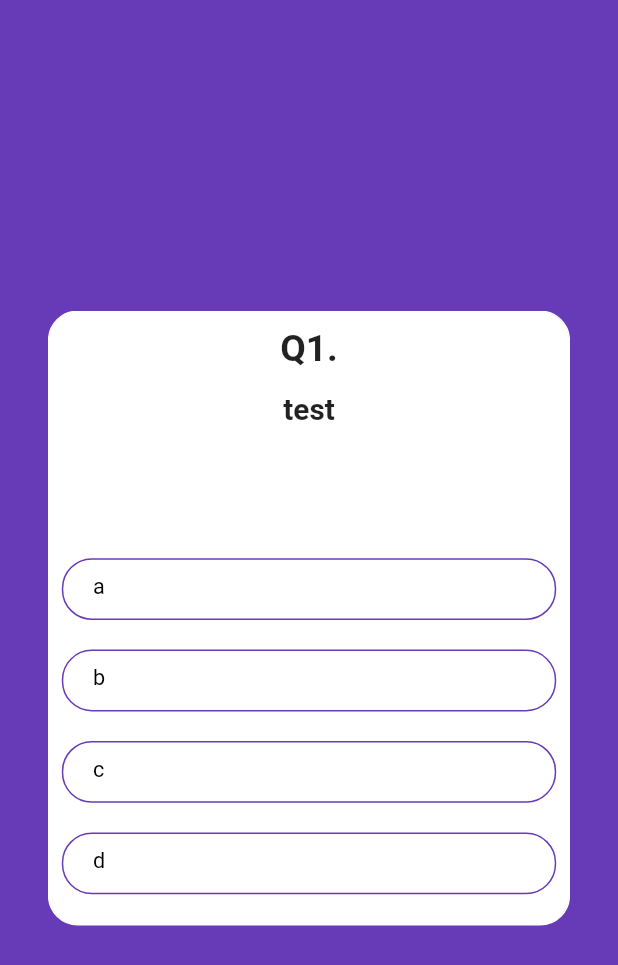
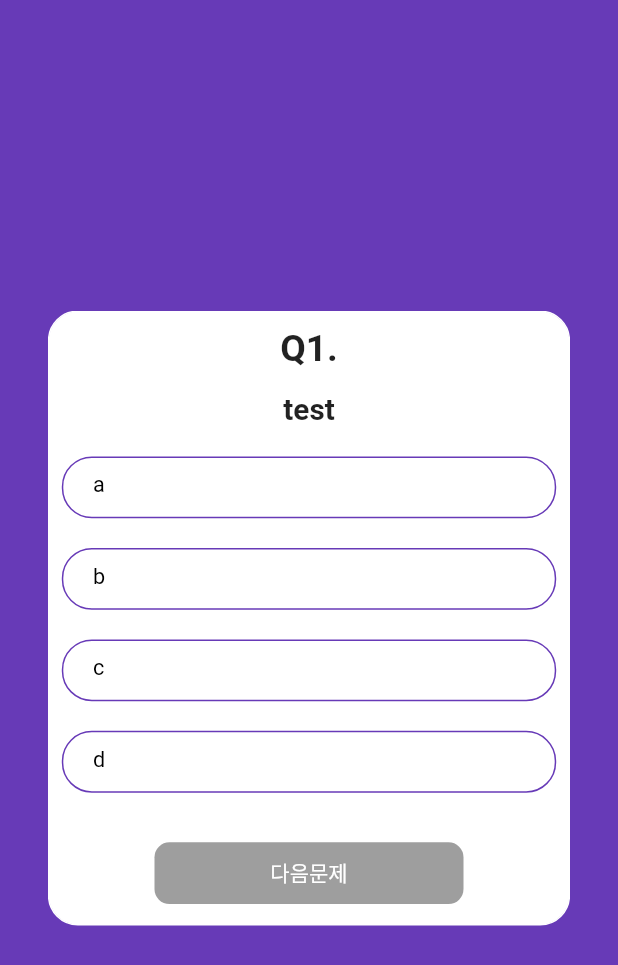
Before and after one commit to yoonho0922/Flutter-Django-Quiz-App, a Flutter app: the screen it shows after launch, after a tap on "지금 퀴즈 풀기", on a phone screen of 412 x 824 dp. Shown: the top 965 px of the screen. Run offline on Flutter 3.47's test engine with Material 2 defaults, Android fonts, the phone set to English and light mode, and no system bars; drawn by our look-alikes of auto_size_text; our stand-ins replace flutter_swiper; missing offline and left inert: dart:html.

Commit message:
feat: next button impl

```diff
--- a/lib/screen/screen_quiz.dart
+++ b/lib/screen/screen_quiz.dart
@@ -15,6 +15,7 @@ class _QuizScreenState extends State<QuizScreen> {
   List<int> _answers = [-1, -1, -1];
   List<bool> _answerState = [false, false, false, false];
   int _currentIndex = 0;
+  SwiperController _controller = SwiperController();
 
   @override
   Widget build(BuildContext context) {
@@ -33,6 +34,7 @@ class _QuizScreenState extends State<QuizScreen> {
             width: width * 0.85,
             height: height * 0.5,
             child: Swiper(
+              controller: _controller,
               physics: NeverScrollableScrollPhysics(),
               loop: false,
               itemCount: widget.quizs.length,
@@ -84,6 +86,35 @@ class _QuizScreenState extends State<QuizScreen> {
           Column(
             children: _buildCandidates(width, quiz),
           ),
+          Container(
+            padding: EdgeInsets.all(width * 0.024),
+            child: Center(
+              child: ButtonTheme(
+                minWidth: width * 0.5,
+                height: height * 0.05,
+                shape: RoundedRectangleBorder(
+                  borderRadius: BorderRadius.circular(10),
+                ),
+                child: RaisedButton(
+                  child: _currentIndex == widget.quizs.length - 1
+                      ? Text('결과보기')
+                      : Text('다음문제'),
+                  textColor: Colors.white,
+                  color: Colors.deepPurple,
+                  onPressed: _answers[_currentIndex] == -1
+                      ? null
+                      : () {
+                          if (_currentIndex == widget.quizs.length - 1) {
+                          } else {
+                            _answerState = [false, false, false, false];
+                            _currentIndex += 1;
+                            _controller.next();
+                          }
+                        },
+                ),
+              ),
+            ),
+          ),
         ],
       ),
     );
@@ -104,6 +135,7 @@ class _QuizScreenState extends State<QuizScreen> {
                 if (j == i) {
                   _answerState[j] = true;
                   _answers[_currentIndex] = j;
+                  print(_answers[_currentIndex]);
                 } else {
                   _answerState[j] = false;
                 }
```
Also changed, not shown: lib/screen/screen_home.dart (+10 -15 lines).
